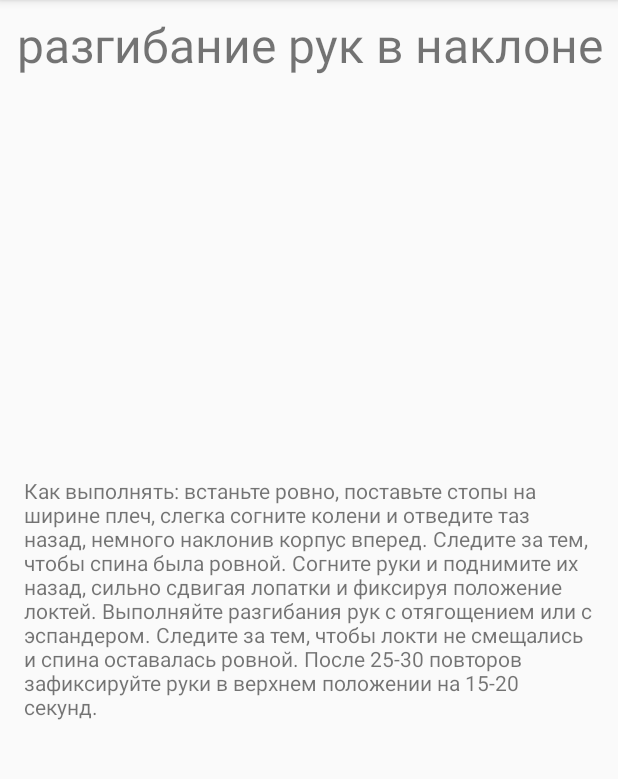
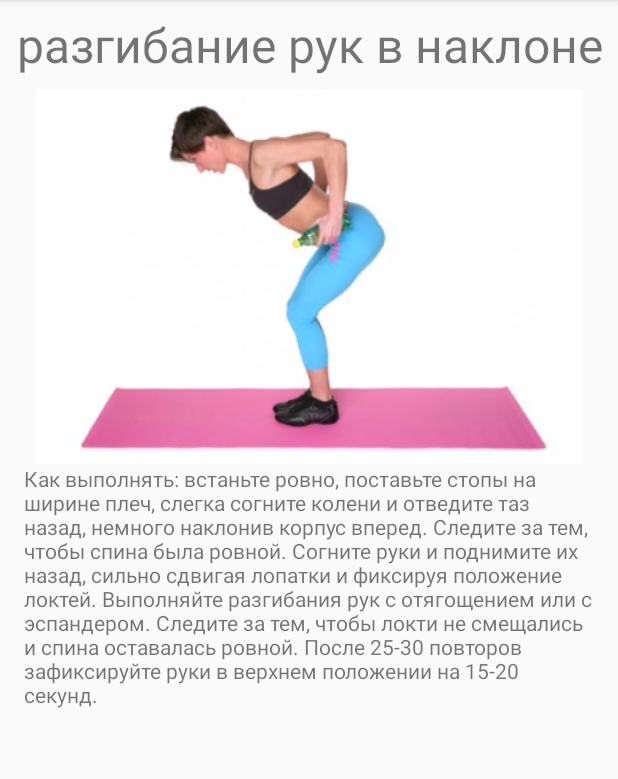
Before and after one commit to Chmoqq/Android1, an Android app: the WorkoutInformationActivity screen opened directly, with no data from a screen before it, on a phone screen of 412 x 824 dp, the part 84-863 px from its top. Run offline under Robolectric (Android 15) with nearby library versions, the phone set to English and light mode, and no system bars; 1 statement that could not run was skipped.

Commit message:
Added workout photo

```diff
--- a/app/src/main/java/com/example/ivan/lesson1/ActivityButton/WorkoutInformationActivity.java
+++ b/app/src/main/java/com/example/ivan/lesson1/ActivityButton/WorkoutInformationActivity.java
@@ -4,6 +4,7 @@ import android.content.Context;
 import android.content.Intent;
 import android.os.Bundle;
 import android.support.v7.app.AppCompatActivity;
+import android.widget.ImageView;
 import android.widget.TextView;
 
 import com.example.ivan.lesson1.R;
@@ -38,6 +39,8 @@ public class WorkoutInformationActivity extends AppCompatActivity {
 
         workOutTitle.setText(workout.getTitle());
         workOutDescription.setText(workout.getDescription());
+        ImageView workoutImage = findViewById(R.id.workout_image_view);
+        workoutImage.setImageResource(workout.getImage());
 
     }
 
--- a/app/src/main/res/layout/activity_workout_information.xml
+++ b/app/src/main/res/layout/activity_workout_information.xml
@@ -10,12 +10,14 @@
         android:textAlignment="center"
         android:layout_margin="8dp"
         android:layout_height="wrap_content" />
+
     <ImageView
         android:id="@+id/workout_image_view"
         android:layout_width="match_parent"
-        android:layout_below="@id/workout_title_text_view"
-        android:layout_marginBottom="8dp"
-        android:layout_height="250dp" />
+        android:layout_height="250dp"
+        android:layout_alignParentLeft="true"
+        android:layout_alignParentStart="true"
+        android:layout_below="@+id/workout_title_text_view" />
     <ScrollView
         android:id="@+id/scroll_view"
         android:layout_below="@id/workout_image_view"
--- a/build.gradle
+++ b/build.gradle
@@ -7,7 +7,7 @@ buildscript {
         jcenter()
     }
     dependencies {
-        classpath 'com.android.tools.build:gradle:3.0.0'
+        classpath 'com.android.tools.build:gradle:3.0.1'
 
 
         // NOTE: Do not place your application dependencies here; they belong
```
